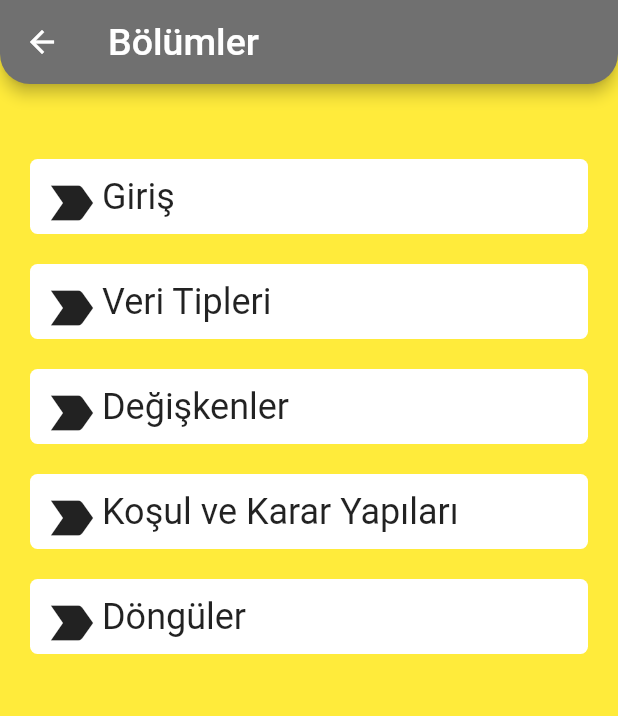
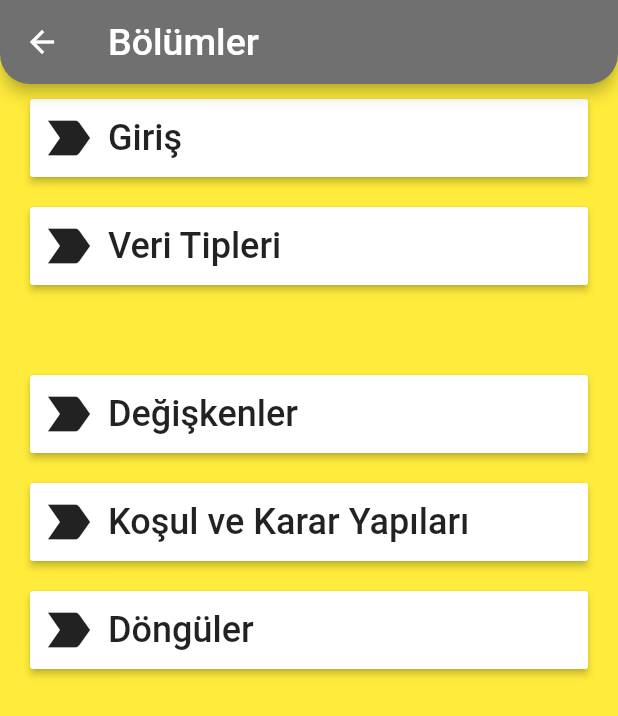
Before and after one commit to cagdaskasif/AMHE, a Flutter app: the screen it shows after launch, after a tap on the "code" icon, on a phone screen of 412 x 824 dp. Shown: the top 716 px of the screen. Run offline on Flutter 3.47's test engine with Material 2 defaults, Android fonts, the phone set to English and light mode, and no system bars; Roboto replaces fonts that are missing (Consolas).

Commit message:
"bölümler" anasayfası düzenlendi,tablete uygun hale de geldi. oyunlar çözelim oldu radio buton eklenecek.

```diff
--- a/lib/dersler/anasayfa/ogrenmeyebasla.dart
+++ b/lib/dersler/anasayfa/ogrenmeyebasla.dart
@@ -16,7 +16,7 @@ class _ogrenmeyebaslaState extends State<ogrenmeyebasla> {
     return Scaffold(
       backgroundColor: Color.fromARGB(255, 255, 235, 59),
       appBar: AppBar(
-        title:  Text(
+        title: Text(
           ("Bölümler"),
           style: TextStyle(fontSize: 25),
         ),
@@ -31,139 +31,174 @@ class _ogrenmeyebaslaState extends State<ogrenmeyebasla> {
         child: Column(
           children: <Widget>[
             Container(
+              margin: EdgeInsets.fromLTRB(20, 10, 20, 10),
+              child: RaisedButton(
+                color: Colors.white,
+                padding: EdgeInsets.all(2.0),
                 child: Row(
+                  mainAxisSize: MainAxisSize.max,
                   children: <Widget>[
-                  IconButton(
-                      icon: Icon(
+                    Padding(
+                      padding: const EdgeInsets.all(4.0),
+                      child: Icon(
                         Icons.label_important,
                         size: 40,
+                      ),
+                    ),
+                    Padding(
+                      padding: const EdgeInsets.all(2.0),
+                      child: Text(
+                        "Giriş",
+                        style: TextStyle(
+                          fontSize: 24,
+                        ),
+                      ),
+                    ),
+                  ],
                 ),
                 onPressed: () {
                   Navigator.push(
                     context,
                     MaterialPageRoute(builder: (context) => MyApp()),
                   );
-                      }),
-                  Text(
-                    "Giriş",
-                    style: TextStyle(fontSize: 24),
-                  )
-                ],
+                },
               ),
-              decoration: BoxDecoration(
-                color: Colors.white,
-                borderRadius: BorderRadius.circular(5),
-              ),
-              constraints: BoxConstraints.expand(height: 50),
-              margin: EdgeInsets.fromLTRB(20, 50, 20, 10),
             ),
             Container(
+              margin: EdgeInsets.fromLTRB(20, 10, 20, 10),
+              child: RaisedButton(
+                color: Colors.white,
+                padding: EdgeInsets.all(2.0),
                 child: Row(
+                  mainAxisSize: MainAxisSize.max,
                   children: <Widget>[
-                  IconButton(
-                      icon: Icon(
+                    Padding(
+                      padding: const EdgeInsets.all(4.0),
+                      child: Icon(
                         Icons.label_important,
                         size: 40,
+                      ),
+                    ),
+                    Padding(
+                      padding: const EdgeInsets.all(2.0),
+                      child: Text(
+                        "Veri Tipleri",
+                        style: TextStyle(
+                          fontSize: 24,
+                        ),
+                      ),
+                    ),
+                  ],
                 ),
                 onPressed: () {
                   Navigator.push(
                     context,
                     MaterialPageRoute(builder: (context) => MyApp2()),
                   );
-                      }),
-                  Text(
-                    "Veri Tipleri",
-                    style: TextStyle(fontSize: 24),
-                  )
-                ],
+                },
               ),
-              decoration: BoxDecoration(
-                color: Colors.white,
-                borderRadius: BorderRadius.circular(5),
-              ),
-              constraints: BoxConstraints.expand(height: 50),
-              margin: EdgeInsets.fromLTRB(20, 10, 20, 10),
             ),
             Container(
+              margin: EdgeInsets.fromLTRB(20, 50, 20, 10),
+              child: RaisedButton(
+                color: Colors.white,
+                padding: EdgeInsets.all(2.0),
                 child: Row(
+                  mainAxisSize: MainAxisSize.max,
                   children: <Widget>[
-                  IconButton(
-                      icon: Icon(
+                    Padding(
+                      padding: const EdgeInsets.all(4.0),
+                      child: Icon(
                         Icons.label_important,
                         size: 40,
+                      ),
+                    ),
+                    Padding(
+                      padding: const EdgeInsets.all(2.0),
+                      child: Text(
+                        "Değişkenler",
+                        style: TextStyle(
+                          fontSize: 24,
+                        ),
+                      ),
+                    ),
+                  ],
                 ),
                 onPressed: () {
                   Navigator.push(
                     context,
                     MaterialPageRoute(builder: (context) => MyApp3()),
                   );
-                      }),
-                  Text(
-                    "Değişkenler",
-                    style: TextStyle(fontSize: 24),
-                  )
-                ],
+                },
               ),
-              decoration: BoxDecoration(
-                color: Colors.white,
-                borderRadius: BorderRadius.circular(5),
-              ),
-              constraints: BoxConstraints.expand(height: 50),
-              margin: EdgeInsets.fromLTRB(20, 10, 20, 10),
             ),
             Container(
+              margin: EdgeInsets.fromLTRB(20, 10, 20, 10),
+              child: RaisedButton(
+                color: Colors.white,
+                padding: EdgeInsets.all(2.0),
                 child: Row(
+                  mainAxisSize: MainAxisSize.max,
                   children: <Widget>[
-                  IconButton(
-                      icon: Icon(
+                    Padding(
+                      padding: const EdgeInsets.all(4.0),
+                      child: Icon(
                         Icons.label_important,
                         size: 40,
+                      ),
+                    ),
+                    Padding(
+                      padding: const EdgeInsets.all(2.0),
+                      child: Text(
+                        "Koşul ve Karar Yapıları",
+                        style: TextStyle(
+                          fontSize: 24,
+                        ),
+                      ),
+                    ),
+                  ],
                 ),
                 onPressed: () {
                   Navigator.push(
                     context,
                     MaterialPageRoute(builder: (context) => MyApp4()),
                   );
-                      }),
-                  Text(
-                    "Koşul ve Karar Yapıları",
-                    style: TextStyle(fontSize: 24),
-                  )
-                ],
+                },
               ),
-              decoration: BoxDecoration(
-                color: Colors.white,
-                borderRadius: BorderRadius.circular(5),
-              ),
-              constraints: BoxConstraints.expand(height: 50),
-              margin: EdgeInsets.fromLTRB(20, 10, 20, 10),
             ),
             Container(
+              margin: EdgeInsets.fromLTRB(20, 10, 20, 10),
+              child: RaisedButton(
+                color: Colors.white,
+                padding: EdgeInsets.all(2.0),
                 child: Row(
+                  mainAxisSize: MainAxisSize.max,
                   children: <Widget>[
-                  IconButton(
-                      icon: Icon(
+                    Padding(
+                      padding: const EdgeInsets.all(4.0),
+                      child: Icon(
                         Icons.label_important,
                         size: 40,
+                      ),
+                    ),
+                    Padding(
+                      padding: const EdgeInsets.all(2.0),
+                      child: Text(
+                        "Döngüler",
+                        style: TextStyle(
+                          fontSize: 24,
+                        ),
+                      ),
+                    ),
+                  ],
                 ),
                 onPressed: () {
                   Navigator.push(
                     context,
                     MaterialPageRoute(builder: (context) => MyApp5()),
                   );
-                      }),
-                  Text(
-                    "Döngüler",
-                    style: TextStyle(fontSize: 24),
-                  )
-                ],
+                },
               ),
-              decoration: BoxDecoration(
-                color: Colors.white,
-                borderRadius: BorderRadius.circular(5),
-              ),
-              constraints: BoxConstraints.expand(height: 50),
-              margin: EdgeInsets.fromLTRB(20, 10, 20, 10),
             ),
           ],
         ),
--- a/lib/homeScreen.dart
+++ b/lib/homeScreen.dart
@@ -64,6 +64,48 @@ class _homeScreenState extends State<homeScreen> {
                     ),
                   ],
                 ),
+
+                /*Column(
+                  children: <Widget>[
+                    Container(
+                      margin: EdgeInsets.all(20),
+                      decoration: BoxDecoration(
+                        color: Color.fromARGB(255, 112, 112, 112),
+                        borderRadius: BorderRadius.circular(90),
+
+                      ),
+                      child:
+                        Expanded(
+                          flex: 4,
+                          child:
+    new LayoutBuilder(builder: (context, constraint) {
+    return new
+                      IconButton(
+                        onPressed: () {
+                          Navigator.push(
+                              context,
+                              MaterialPageRoute(
+                                  builder: (context) => ogrenmeyebasla()));
+                        },
+                        icon: Icon(
+                          Icons.code,
+                          color: Color.fromARGB(255, 255, 235, 59),
+                          size: constraint.biggest.height/30,
+                        ),
+
+                        );
+
+  },),
+
+      ),
+                      // width: 100,
+                      //  height: 100,
+                    ),
+                    Text(
+                      "Kodla",
+                    ),
+                  ],
+                ),*/
                 Column(
                   children: <Widget>[
                     Container(
```
Lines whose indentation alone changed are shown as unchanged.
